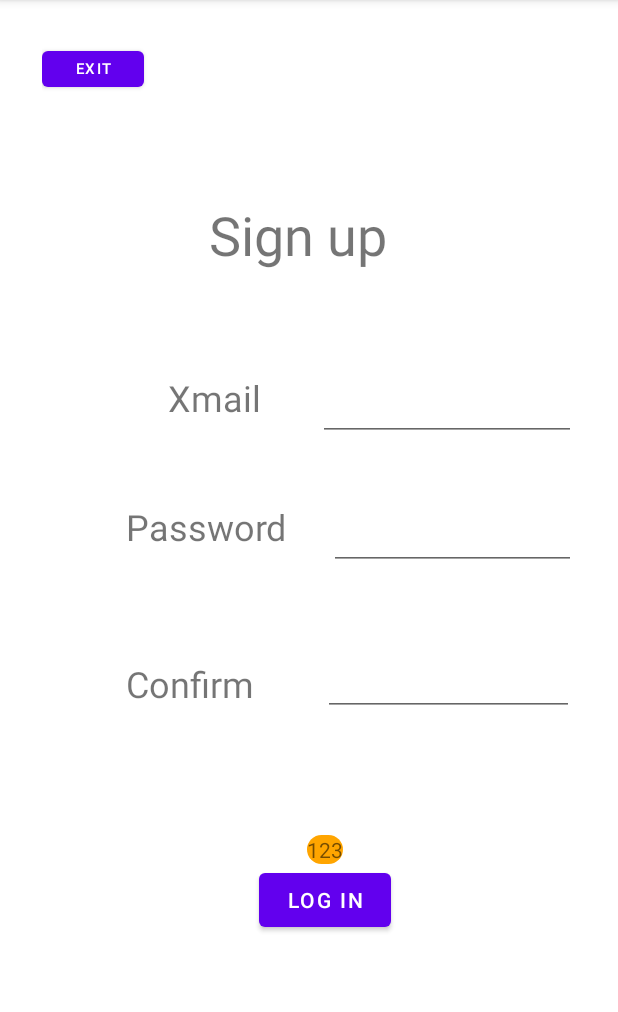
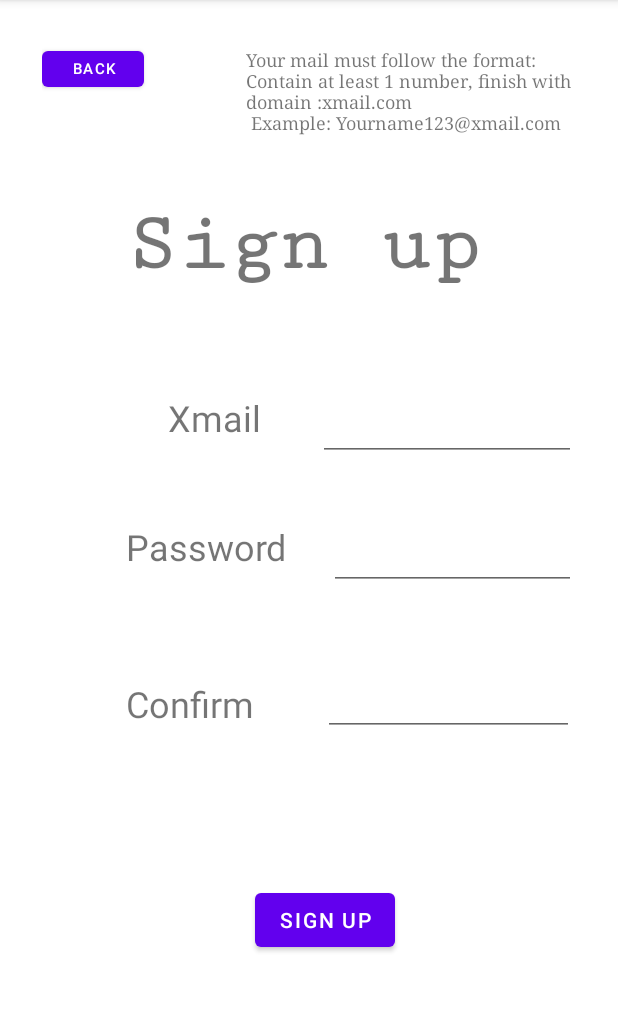
Before and after one commit to Tiendinh2000/EcommerceApp, an Android app: the screen it shows after launch (AuthenticationActivity), after a tap on "SIGN UP", on a phone screen of 412 x 824 dp, the part 84-1096 px from its top. Run offline under Robolectric (Android 15) with nearby library versions, the phone set to English and light mode, and no system bars; our stand-ins replace Firebase (no records; nobody signed in at launch, a user with empty details on screens opened directly).

Commit message:
new update/debug

```diff
--- a/app/src/main/res/layout/fragment_sign_up.xml
+++ b/app/src/main/res/layout/fragment_sign_up.xml
@@ -5,6 +5,7 @@
     android:layout_height="match_parent"
     xmlns:app="http://schemas.android.com/apk/res-auto"
     tools:context=".ui.LoginFragment"
+
     android:padding="28dp">
 
     <EditText
@@ -36,7 +37,9 @@
         android:layout_height="wrap_content"
         android:layout_marginTop="104dp"
         android:text="Sign up"
-        android:textSize="36sp"
+        android:textStyle="bold"
+        android:fontFamily="serif-monospace"
+        android:textSize="56sp"
         app:layout_constraintEnd_toEndOf="parent"
         app:layout_constraintHorizontal_bias="0.468"
         app:layout_constraintStart_toStartOf="parent"
@@ -93,17 +96,17 @@
         android:layout_width="wrap_content"
         android:layout_height="wrap_content"
         android:layout_marginTop="104dp"
-        android:text="Log in"
+        android:text="Sign up"
         app:layout_constraintEnd_toEndOf="parent"
         app:layout_constraintHorizontal_bias="0.541"
         app:layout_constraintStart_toStartOf="parent"
         app:layout_constraintTop_toBottomOf="@+id/tvConfirmPassword" />
 
     <Button
-        android:id="@+id/btnExit"
+        android:id="@+id/btn_signUp_exit"
         android:layout_width="68dp"
         android:layout_height="36dp"
-        android:text="Exit"
+        android:text="Back"
         android:textSize="10sp"
         app:layout_constraintStart_toStartOf="parent"
         app:layout_constraintTop_toTopOf="parent" />
@@ -113,6 +116,7 @@
         android:id="@+id/tv_warning"
         android:layout_width="wrap_content"
         android:layout_height="wrap_content"
+        android:alpha="0"
         android:background="@drawable/warning_background"
         android:gravity="center"
         android:text="123"
@@ -120,5 +124,16 @@
         app:layout_constraintEnd_toEndOf="@+id/btnSignUp"
         app:layout_constraintStart_toStartOf="@+id/btnSignUp" />
 
+    <TextView
+        android:id="@+id/textView6"
+        android:layout_width="220dp"
+        android:layout_height="60dp"
+        android:layout_marginTop="4dp"
+        android:text="Your mail must follow the format: \nContain at least 1 number, finish with domain :xmail.com \n Example: Yourname123@xmail.com"
+        android:textSize="12sp"
+        android:fontFamily="serif"
+        app:layout_constraintEnd_toEndOf="parent"
+        app:layout_constraintTop_toTopOf="parent" />
+
 
 </androidx.constraintlayout.widget.ConstraintLayout>
```
